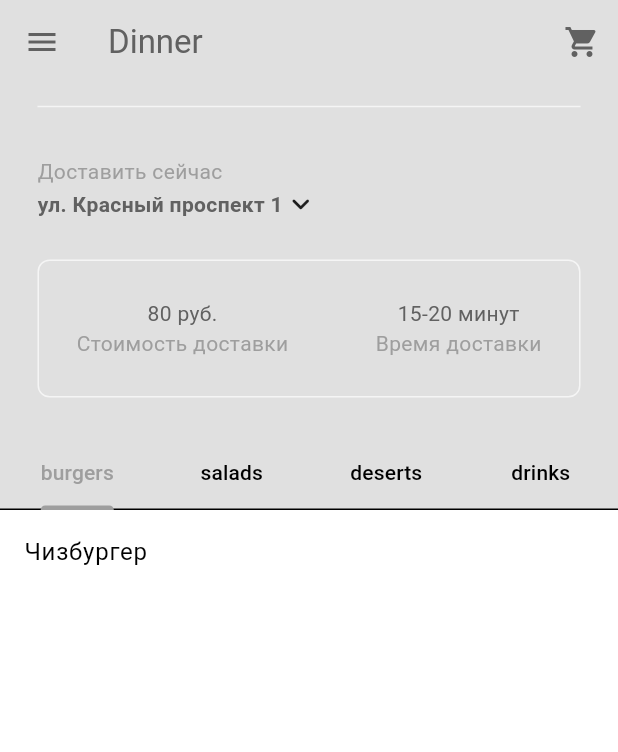
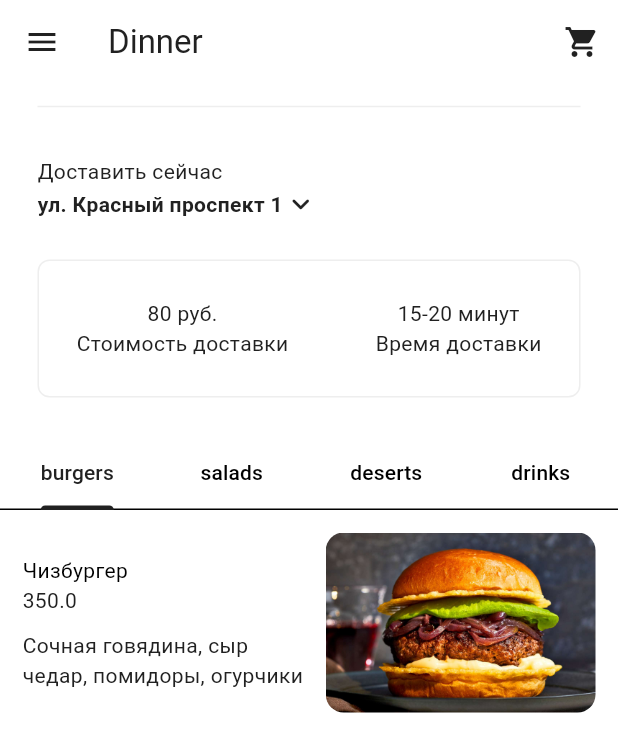
Before and after one commit to artschedrov/nsuem_flutter_app, a Flutter app: the screen it shows after launch, after a tap on "Вход", on a phone screen of 412 x 824 dp. Shown: the top 752 px of the screen. Run offline on Flutter 3.47's test engine with Material 3 defaults, Android fonts, the phone set to English and light mode, and no system bars.

Commit message:
модели еда и рестораны

```diff
--- /dev/null
+++ b/lib/components/food_tile.dart
@@ -0,0 +1,60 @@
+import 'package:flutter/material.dart';
+import 'package:food_app/models/food_model.dart';
+
+class FoodTile extends StatelessWidget {
+  final FoodModel foodModel;
+  final void Function()? onTap;
+
+  const FoodTile({
+    super.key,
+    required this.foodModel,
+    required this.onTap
+  });
+
+  @override
+  Widget build(BuildContext context) {
+    return Column(
+      children: [
+        GestureDetector(
+          onTap: onTap,
+          child: Padding(padding: const EdgeInsets.all(15.0),
+            child: Row(
+              children: [
+                Expanded(
+                  child: Column(
+                    crossAxisAlignment: CrossAxisAlignment.start,
+                    children: [
+                      Text(foodModel.name),
+                      Text(foodModel.price.toString(),
+                      style: TextStyle(
+                        color: Theme.of(context).colorScheme.primary
+                        ),
+                      ),
+                      const SizedBox(height: 10),
+                      Text(
+                        foodModel.description,
+                        style: TextStyle(
+                            color: Theme.of(context).colorScheme.inversePrimary,
+                        ),
+                      ),
+                    ],
+                  )
+                ),
+                const SizedBox(width: 15),
+                ClipRRect(
+                  borderRadius: BorderRadius.circular(12),
+                  child: Image.asset(foodModel.imgPath, height: 120),
+                ),
+              ],
+            )
+          )
+        ),
+        Divider(
+          color: Theme.of(context).colorScheme.tertiary,
+          endIndent: 25,
+          indent: 25,
+        )
+      ],
+    );
+  }
+}
--- a/lib/components/my_button.dart
+++ b/lib/components/my_button.dart
@@ -19,7 +19,10 @@ class MyButton extends StatelessWidget {
         padding: const EdgeInsets.all(25),
         margin: const EdgeInsets.symmetric(horizontal: 25),
         decoration:
-        BoxDecoration(color: Theme.of(context).colorScheme.secondary),
+        BoxDecoration(
+          color: Theme.of(context).colorScheme.secondary,
+            borderRadius: BorderRadius.circular(30)
+        ),
         child: Center(
           child: Text(
             text,
--- a/lib/models/restaurant_model.dart
+++ b/lib/models/restaurant_model.dart
@@ -6,7 +6,7 @@ class RestaurantModel extends ChangeNotifier{
     FoodModel(
         name: "Чизбургер",
         description: "Сочная говядина, сыр чедар, помидоры, огурчики",
-        imgPath: "lib/images/burgers/burger.png",
+        imgPath: "lib/img/burgers/burgers.jpg",
         price: 350,
         category: FoodCategory.burgers,
         availableAddons: [
@@ -17,7 +17,7 @@ class RestaurantModel extends ChangeNotifier{
     FoodModel(
         name: "Пирог",
         description: "Сочная говядина, сыр чедар, помидоры, огурчики",
-        imgPath: "lib/images/burgers/burger.png",
+        imgPath: "lib/img/deserts/deserts.jpg",
         price: 350,
         category: FoodCategory.deserts,
         availableAddons: [
@@ -28,7 +28,7 @@ class RestaurantModel extends ChangeNotifier{
     FoodModel(
         name: "Лимонад",
         description: "Сочная говядина, сыр чедар, помидоры, огурчики",
-        imgPath: "lib/images/burgers/burger.png",
+        imgPath: "lib/img/drinks/drinks.jpg",
         price: 350,
         category: FoodCategory.drinks,
         availableAddons: [
@@ -39,7 +39,7 @@ class RestaurantModel extends ChangeNotifier{
     FoodModel(
         name: "Салат",
         description: "Сочная говядина, сыр чедар, помидоры, огурчики",
-        imgPath: "lib/images/burgers/burger.png",
+        imgPath: "lib/img/salads/salads.png",
         price: 350,
         category: FoodCategory.salads,
         availableAddons: [
--- a/lib/pages/home_page.dart
+++ b/lib/pages/home_page.dart
@@ -2,6 +2,7 @@ import 'package:flutter/material.dart';
 import 'package:food_app/components/curr_location.dart';
 import 'package:food_app/components/delivery_description.dart';
 import 'package:food_app/components/food_tab_bar.dart';
+import 'package:food_app/components/food_tile.dart';
 import 'package:food_app/components/menu_sidebar.dart';
 import 'package:food_app/models/food_model.dart';
 import 'package:food_app/models/restaurant_model.dart';
@@ -43,8 +44,11 @@ class _HomePageState extends State<HomePage> with SingleTickerProviderStateMixin
           physics: const NeverScrollableScrollPhysics(),
           padding: EdgeInsets.zero,
           itemBuilder: (context, index) {
-            return ListTile(
-              title: Text(categoryMenu[index].name),
+            //получить еду
+            final foodModel = categoryMenu[index];
+            return FoodTile(
+                foodModel: foodModel,
+                onTap: () {}
             );
           },
       );
--- a/lib/themes/light_mode.dart
+++ b/lib/themes/light_mode.dart
@@ -2,10 +2,10 @@ import 'package:flutter/material.dart';
 
 ThemeData lightMode = ThemeData(
   colorScheme: ColorScheme.light(
-    background: Colors.grey.shade300,
-    primary: Colors.grey.shade500,
-    secondary: Colors.grey.shade100,
+    background: Colors.white,
+    primary: Colors.grey.shade900,
+    secondary: Colors.grey.shade200,
     tertiary: Colors.white,
-    inversePrimary: Colors.grey.shade700
+    inversePrimary: Colors.grey.shade900
   )
 );
--- a/pubspec.yaml
+++ b/pubspec.yaml
@@ -33,7 +33,6 @@ dependencies:
 
   # The following adds the Cupertino Icons font to your application.
   # Use with the CupertinoIcons class for iOS style icons.
-  cupertino_icons: ^1.0.8
   provider: ^5.0.0
 
 dev_dependencies:
```
